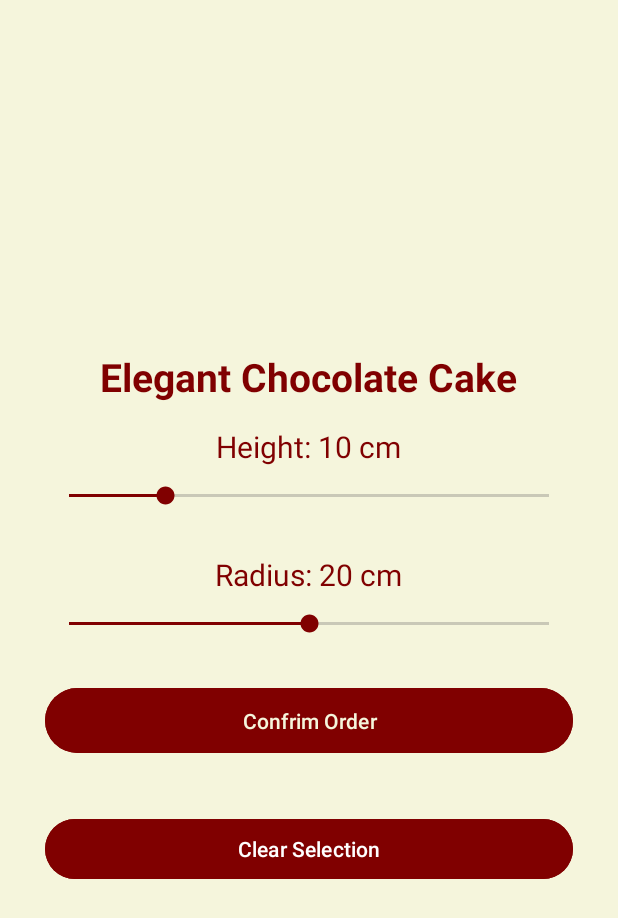
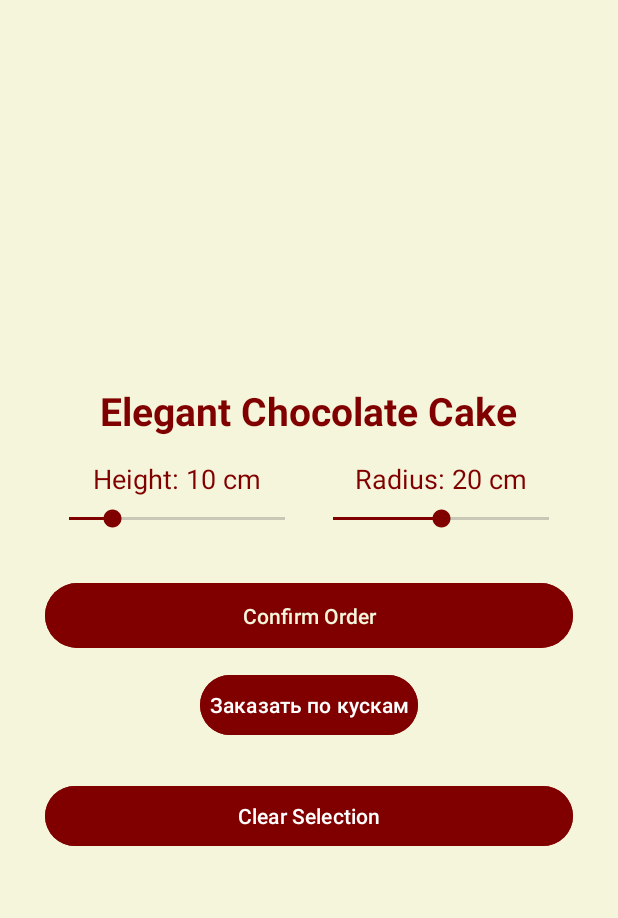
Before and after one commit to Griart135/CakesProject, an Android app: the OrderActivity screen opened directly, with no data from a screen before it, on a phone screen of 412 x 824 dp. Shown: the top 918 px of the screen. Run offline under Robolectric (Android 15) with nearby library versions, the phone set to English and light mode, and no system bars.

Commit message:
Fixed the design

```diff
--- a/app/src/main/java/com/example/afinal/CakeDetalsActivity.java
+++ b/app/src/main/java/com/example/afinal/CakeDetalsActivity.java
@@ -45,6 +45,7 @@ public class CakeDetalsActivity extends AppCompatActivity {
         orderButton.setOnClickListener(v -> {
             Intent intent = new Intent(CakeDetalsActivity.this, OrderActivity.class);
             intent.putExtra("ImageResId", imageResId);
+            intent.putExtra("cake_name", cakeName);
             startActivity(intent);
         });
 
--- a/app/src/main/java/com/example/afinal/MainActivity.java
+++ b/app/src/main/java/com/example/afinal/MainActivity.java
@@ -50,6 +50,19 @@ public class MainActivity extends AppCompatActivity {
         products.add(new Product("Vanilla Cake", R.drawable.nostalgy, "Ванильный торт", 480,
                 new String[] {"Ваниль", "Мука ", "Масло"}
         ));
+        products.add(new Product(
+                "Chocolate Cake", R.drawable.choco_straw1, "Шоколадный торт", 500,
+                new String[] {"Шоколад ", "Какао", "Сливки "}
+        ));
+        products.add(new Product("Strawberry Cake", R.drawable.straw1, "Клубничный торт", 550,
+                new String[] {"Клубника", "Сахар", "Творожный сыр"}
+        ));
+        products.add(new Product("Banana Cake", R.drawable.banana4, "Банановый торт", 520,
+                new String[] {"Банан", "Шоколад ", "Крем"}
+        ));
+        products.add(new Product("Vanilla Cake", R.drawable.nostalgy, "Ванильный торт", 480,
+                new String[] {"Ваниль", "Мука ", "Масло"}
+        ));
 
         ProductAdapter productAdapter = new ProductAdapter(this, products, this::openProductDetails);
         productGrid.setAdapter(productAdapter);
--- a/app/src/main/java/com/example/afinal/OrderActivity.java
+++ b/app/src/main/java/com/example/afinal/OrderActivity.java
@@ -24,8 +24,16 @@ public class OrderActivity extends AppCompatActivity {
         heightSeekBar = findViewById(R.id.order_height_seekbar);
         radiusSeekBar = findViewById(R.id.order_radius_seekbar);
         ImageView orderCakeImage = findViewById(R.id.cake_image);
+        TextView cakeNameTextView = findViewById(R.id.cake_name);
+
 
         int imageResId = getIntent().getIntExtra("ImageResId", -1);
+        String cakeName = getIntent().getStringExtra("cake_name");
+
+        if (cakeName != null) {
+            cakeNameTextView.setText(cakeName);
+        }
+
 
         if (imageResId != -1) {
             orderCakeImage.setImageResource(imageResId);
--- a/app/src/main/res/layout/activity_category.xml
+++ b/app/src/main/res/layout/activity_category.xml
@@ -2,6 +2,7 @@
 <androidx.constraintlayout.widget.ConstraintLayout xmlns:android="http://schemas.android.com/apk/res/android"
     android:layout_width="match_parent"
     android:layout_height="match_parent"
+    android:background="#F5F5DC"
     xmlns:app="http://schemas.android.com/apk/res-auto">
 
     <TextView
--- a/app/src/main/res/layout/activity_main.xml
+++ b/app/src/main/res/layout/activity_main.xml
@@ -73,7 +73,7 @@
     <androidx.recyclerview.widget.RecyclerView
         android:id="@+id/productGrid"
         android:layout_width="match_parent"
-        android:layout_height="wrap_content"
+        android:layout_height="250dp"
         app:layout_constraintTop_toBottomOf="@id/category1"
         app:layout_constraintBottom_toTopOf="@id/footer"
         android:layout_marginTop="20dp"/>
@@ -81,7 +81,7 @@
     <LinearLayout
         android:id="@+id/footer"
         android:layout_width="match_parent"
-        android:layout_height="wrap_content"
+        android:layout_height="65dp"
         android:orientation="horizontal"
         android:gravity="center"
         android:background="#800000"
--- a/app/src/main/res/layout/activity_order.xml
+++ b/app/src/main/res/layout/activity_order.xml
@@ -2,7 +2,6 @@
 <LinearLayout xmlns:android="http://schemas.android.com/apk/res/android"
     android:layout_width="match_parent"
     android:layout_height="match_parent"
-    xmlns:app="http://schemas.android.com/apk/res-auto"
     android:orientation="vertical"
     android:gravity="center"
     android:padding="30dp"
@@ -15,7 +14,6 @@
         android:scaleType="centerCrop"
         android:layout_marginBottom="20dp"/>
 
-
     <TextView
         android:id="@+id/cake_name"
         android:layout_width="wrap_content"
@@ -27,15 +25,29 @@
         android:layout_marginBottom="15dp"
         android:gravity="center"/>
 
+    <LinearLayout
+        android:layout_width="match_parent"
+        android:layout_height="wrap_content"
+        android:orientation="horizontal"
+        android:gravity="center"
+        android:layout_marginBottom="30dp">
+
+        <LinearLayout
+            android:layout_width="0dp"
+            android:layout_height="wrap_content"
+            android:layout_weight="1"
+            android:orientation="vertical"
+            android:gravity="center">
+
             <TextView
                 android:id="@+id/order_height_label"
                 android:layout_width="wrap_content"
                 android:layout_height="wrap_content"
                 android:text="Height: 10 cm"
-        android:textSize="20sp"
+                android:textSize="18sp"
                 android:textColor="#800000"
-        android:layout_marginBottom="10dp"
-        android:gravity="center"/>
+                android:gravity="center"
+                android:layout_marginBottom="5dp"/>
 
             <SeekBar
                 android:id="@+id/order_height_seekbar"
@@ -44,18 +56,25 @@
                 android:max="50"
                 android:progress="10"
                 android:thumbTint="#800000"
-        android:progressTint="#800000"
-        android:layout_marginBottom="30dp"/>
+                android:progressTint="#800000"/>
+        </LinearLayout>
+
+        <LinearLayout
+            android:layout_width="0dp"
+            android:layout_height="wrap_content"
+            android:layout_weight="1"
+            android:orientation="vertical"
+            android:gravity="center">
 
             <TextView
                 android:id="@+id/order_radius_label"
                 android:layout_width="wrap_content"
                 android:layout_height="wrap_content"
                 android:text="Radius: 20 cm"
-        android:textSize="20sp"
+                android:textSize="18sp"
                 android:textColor="#800000"
-    android:layout_marginBottom="10dp"
-    android:gravity="center"/>
+                android:gravity="center"
+                android:layout_marginBottom="5dp"/>
 
             <SeekBar
                 android:id="@+id/order_radius_seekbar"
@@ -64,20 +83,32 @@
                 android:max="100"
                 android:progress="20"
                 android:thumbTint="#800000"
-    android:progressTint="#800000"
-    android:layout_marginBottom="30dp"/>
-
+                android:progressTint="#800000"/>
+        </LinearLayout>
+    </LinearLayout>
 
     <Button
         android:id="@+id/order_button"
         android:layout_width="match_parent"
         android:layout_height="wrap_content"
-        android:text="Confrim Order"
+        android:text="Confirm Order"
         android:backgroundTint="#800000"
         android:textColor="#F5F5DC"
         android:padding="12dp"
         android:elevation="4dp"
-        android:layout_marginBottom="20dp"/>
+        android:layout_marginBottom="10dp"/>
+
+    <Button
+        android:id="@+id/order_slices_button"
+        android:layout_width="wrap_content"
+        android:layout_height="wrap_content"
+        android:text="Заказать по кускам"
+        android:backgroundTint="#800000"
+        android:textColor="#FFFFFF"
+        android:padding="6dp"
+        android:elevation="4dp"
+        android:layout_marginBottom="10dp"
+        android:layout_gravity="center"/>
 
     <Button
         android:id="@+id/clear_button"
@@ -86,9 +117,6 @@
         android:text="Clear Selection"
         android:backgroundTint="#800000"
         android:textColor="#FFFFFF"
-        app:layout_constraintTop_toBottomOf="@id/ingredients_list"
-        app:layout_constraintStart_toStartOf="parent"
-        app:layout_constraintEnd_toEndOf="parent"
         android:layout_marginTop="16dp"/>
 
 </LinearLayout>
```
Also changed, not shown: app/src/main/res/drawable/nost1.jpg (added), app/src/main/res/drawable/nost2.png (added). Lines whose indentation alone changed are shown as unchanged.
